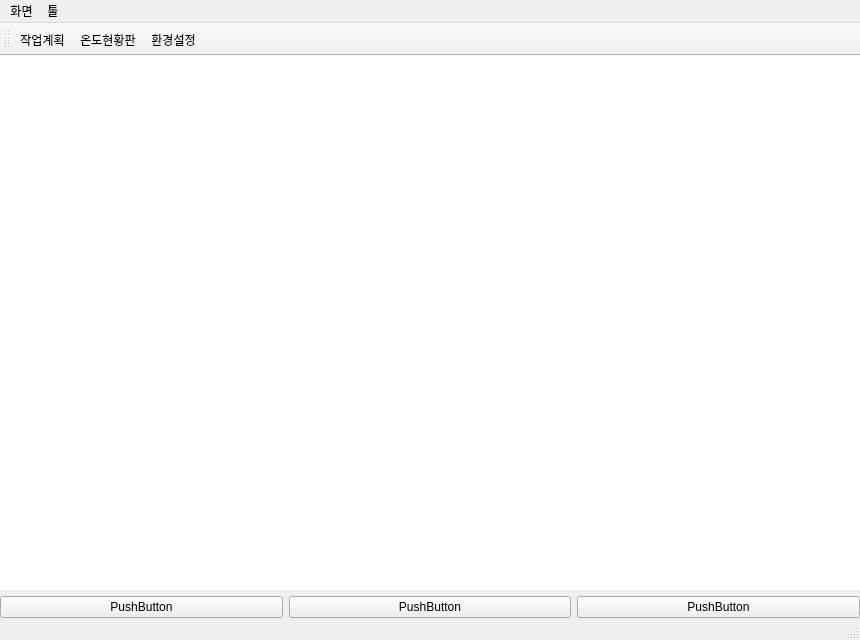
This is mainwindow.ui in LeeChiWon/QCClient as Qt 5 draws it before an edit. The edited form follows.
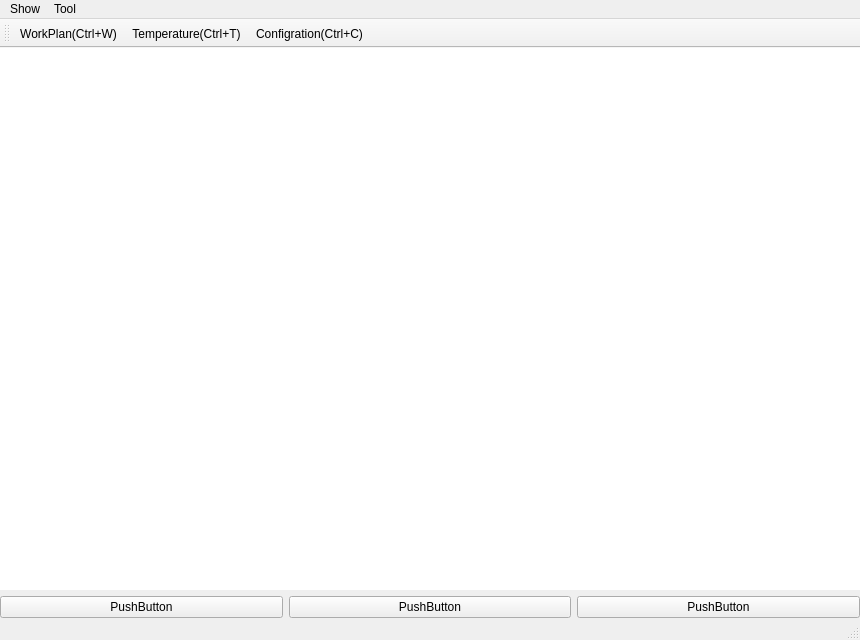
This is the edited form. Icons and pictures are not drawn.

Diff of the .ui file:
```diff
--- a/mainwindow.ui
+++ b/mainwindow.ui
@@ -97,14 +97,14 @@
    </property>
    <widget class="QMenu" name="menu_Show">
     <property name="title">
-     <string>화면</string>
+     <string>Show</string>
     </property>
     <addaction name="action_Show_WorkPlan"/>
     <addaction name="action_Show_Temperature"/>
    </widget>
    <widget class="QMenu" name="menu_Tool">
     <property name="title">
-     <string>툴</string>
+     <string>Tool</string>
     </property>
     <widget class="QMenu" name="menu_Language">
      <property name="title">
@@ -141,7 +141,10 @@
      <normaloff>:/Image/Image/WorkPlan.png</normaloff>:/Image/Image/WorkPlan.png</iconset>
    </property>
    <property name="text">
-    <string>작업계획</string>
+    <string>WorkPlan(Ctrl+&amp;W)</string>
+   </property>
+   <property name="shortcut">
+    <string>Ctrl+W</string>
    </property>
   </action>
   <action name="action_Show_Temperature">
@@ -150,7 +153,10 @@
      <normaloff>:/Image/Image/Temperature.png</normaloff>:/Image/Image/Temperature.png</iconset>
    </property>
    <property name="text">
-    <string>온도현황판</string>
+    <string>Temperature(Ctrl+&amp;T)</string>
+   </property>
+   <property name="shortcut">
+    <string>Ctrl+T</string>
    </property>
   </action>
   <action name="action_Language_Korean">
@@ -183,7 +189,10 @@
      <normaloff>:/Image/Image/Configration.png</normaloff>:/Image/Image/Configration.png</iconset>
    </property>
    <property name="text">
-    <string>환경설정</string>
+    <string>Configration(Ctrl+&amp;C)</string>
+   </property>
+   <property name="shortcut">
+    <string>Ctrl+C</string>
    </property>
   </action>
  </widget>
```
Left out of the diff: 20 changed lines with no effect on the pictures.
